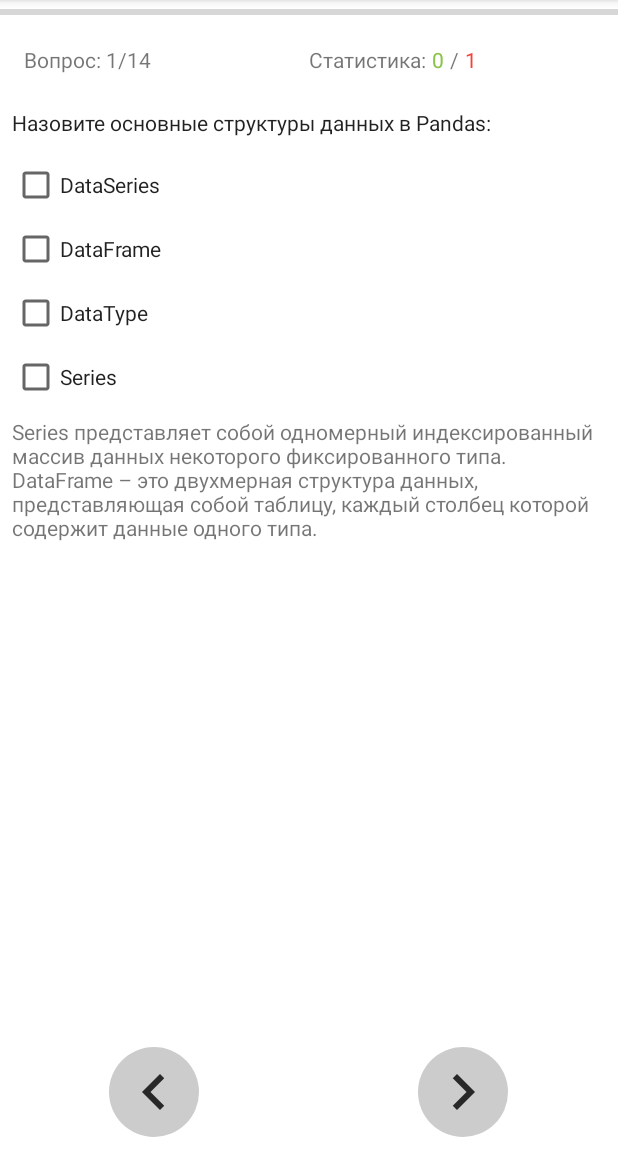
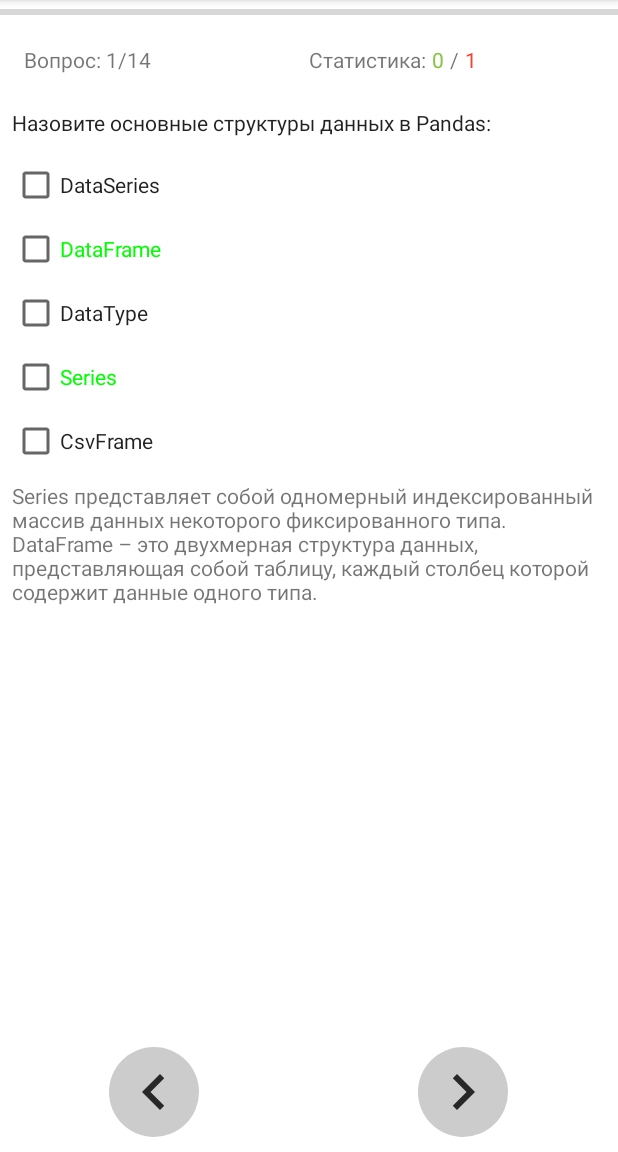
Before and after one commit to balezz/ODScards, an Android app: the QuestFragment screen opened directly, with no data from a screen before it, after a tap on "forward", on a phone screen of 412 x 824 dp, the part 84-1236 px from its top. Run offline under Robolectric (Android 15) with nearby library versions, the phone set to English and light mode, and no system bars.

Commit message:
color answers in red and green

```diff
--- a/app/src/main/assets/OdsQuiz.json
+++ b/app/src/main/assets/OdsQuiz.json
@@ -109,7 +109,7 @@
 [
  {"Choice": "Прогнозирование количественного признака объекта на основании прочих его признаков ", "Right": "0" },
  {"Choice": "Отнесение объекта к одной из категорий на основании его признаков", "Right": "1" },
- {"Choice": "Разбиение множества объектов на группы на основании признаков этих объектов так, чтобы внутри групп объекты были похожи между собой, а вне одной группы – менее похожи", "Right": "1" },
+ {"Choice": "Разбиение множества объектов на группы на основании признаков этих объектов так, чтобы внутри групп объекты были похожи между собой, а вне одной группы – менее похожи", "Right": "0" },
  {"Choice": "Поиск объектов, непохожих на все остальные в выборке, либо на какую-то группу объектов", "Right": "0" }
 ]
 },
--- a/app/src/main/java/ru/balezz/odsquiz/controllers/QuestFragment.java
+++ b/app/src/main/java/ru/balezz/odsquiz/controllers/QuestFragment.java
@@ -1,7 +1,6 @@
 package ru.balezz.odsquiz.controllers;
 
-import android.content.Context;
-import android.content.SharedPreferences;
+import android.graphics.Color;
 import android.os.Bundle;
 import android.util.Log;
 import android.view.ContextThemeWrapper;
@@ -17,7 +16,6 @@ import android.widget.ProgressBar;
 import android.widget.RadioButton;
 import android.widget.RadioGroup;
 import android.widget.TextView;
-import android.widget.Toast;
 
 import androidx.annotation.NonNull;
 import androidx.annotation.Nullable;
@@ -55,9 +53,8 @@ public class QuestFragment extends Fragment {
     public void onCreate(@Nullable Bundle savedInstanceState) {
         super.onCreate(savedInstanceState);
         // todo move to background task
+        mQuestSession = QuestSession.getInstance(getActivity());
         mQuests = QuestsLab.getInstance(getActivity()).getQuests();
-        mQuestSession = QuestSession.getInstance(getActivity());
-        mQuestSession.setQuests(mQuests);
         mQuestId = mQuestSession.getCurrentId();
         Log.d(TAG, "onCreate: mQuestId" + mQuestId);
         mQuestSession.setCurrentId(mQuestId);
@@ -83,8 +80,9 @@ public class QuestFragment extends Fragment {
         mForwardButton.setOnClickListener(v1 -> {
             if (!mQuestSession.isQuestAnswered(mQuestId)){
                 mQuestLayout.addView(getExplanationView());
+                updateStatistic(checkAnswerIsRight());
                 mQuestSession.setQuestIsAnswered(mQuestId);
-                updateStatistic(mQuestSession.checkAnswerIsRight(mQuestId));
+                updateUI();
                 return;
             }
             if (mQuestId < mQuests.size() - 1) {
@@ -101,8 +99,12 @@ public class QuestFragment extends Fragment {
             }
         });
         updateUI();
+        return v;
+    }
 
-        return v;
+    private boolean checkAnswerIsRight() {
+        return mQuestSession.getUserChecksBitset(mQuestId)
+                .equals(mQuest.getRightAnswers());
     }
 
     @Override
@@ -121,6 +123,7 @@ public class QuestFragment extends Fragment {
     }
 
     private void updateUI() {
+        Log.d(TAG, "updateUI: quest is answered: " + mQuestSession.isQuestAnswered(mQuestId));
         mProgressBar.setProgress(mQuestId);
         updateStatisticViews();
         mQuestLayout.removeAllViews();
@@ -183,21 +186,34 @@ public class QuestFragment extends Fragment {
         LinearLayout choiceLayout = new LinearLayout(getActivity());
         choiceLayout.setOrientation(LinearLayout.HORIZONTAL);
         choiceLayout.setPadding(0, 8, 0, 8);
+
         final CheckBox checkBox = new CheckBox(getActivity());
-        checkBox.setChecked(mQuestSession.getUserCheck(mQuestId, index));
+        checkBox.setChecked(mQuestSession.isUserCheckChoice(mQuestId, index));
         checkBox.setOnCheckedChangeListener(
                 (buttonView, isChecked) -> mQuestSession.toggleUserCheck(mQuestId, index));
         choiceLayout.addView(checkBox);
+
         TextView textAnswer = new TextView(
                 new ContextThemeWrapper(getActivity(), R.style.QuestText),
                 null, 0);
         textAnswer.setPadding(0, 8, 0, 8);
+        setColor(textAnswer, index);
+
         String choiceString = mQuest.getChoices().get(index);
-        Log.d(TAG, "getCheckView: " + choiceString);
         textAnswer.setText(choiceString);
         choiceLayout.addView(textAnswer);
         choiceLayout.setOnClickListener(v -> checkBox.toggle());
         return choiceLayout;
+    }
+
+    private void setColor(TextView textAnswer, int choiceId) {
+        if (mQuestSession.isQuestAnswered(mQuestId)) {
+            if (mQuestSession.isUserCheckChoice(mQuestId, choiceId))
+                textAnswer.setTextColor(Color.RED);
+            if (mQuest.getRightAnswers().get(choiceId))
+                textAnswer.setTextColor(Color.GREEN);
+        }
+
     }
 
     private void updateStatisticViews() {
--- a/app/src/main/java/ru/balezz/odsquiz/models/Quest.java
+++ b/app/src/main/java/ru/balezz/odsquiz/models/Quest.java
@@ -43,7 +43,7 @@ public class Quest {
     }
 
     public int getChoiceCount() {
-        return mChoices.size() - 1;
+        return mChoices.size();
     }
 
     public void setChoices(List<String> choices) {
--- a/app/src/main/java/ru/balezz/odsquiz/models/QuestSession.java
+++ b/app/src/main/java/ru/balezz/odsquiz/models/QuestSession.java
@@ -14,11 +14,12 @@ import java.util.ArrayList;
 import java.util.BitSet;
 import java.util.List;
 
+import ru.balezz.odsquiz.utils.QuestsLab;
+
 public class QuestSession implements Serializable {
     private transient static final String SESSION_BACKUP = "QuestSession.save";
     private transient static final String TAG = "QuestSession";
     private transient static QuestSession ourInstance;
-    private transient List<Quest> mQuests;
     private List<BitSet> mUserChecks;
     private boolean[] mQuestIsAnswered;
     private int mCurrentId;
@@ -27,22 +28,23 @@ public class QuestSession implements Serializable {
     private int mTotalLength;
 
     public static QuestSession getInstance(Activity activity) {
+        int totalLength = QuestsLab.getInstance(activity)
+                .getQuests().size();
         if (ourInstance == null) {
             if (!loadSession(activity)){
-                ourInstance = new QuestSession();
+                ourInstance = new QuestSession(totalLength);
             }
         }
         return ourInstance;
     }
 
-    public void setQuests(List<Quest> quests){
-        mQuests = quests;
-        mQuestIsAnswered = new boolean[quests.size()];
-        mUserChecks = new ArrayList<>(quests.size());
-        for (int i = 0; i < quests.size(); i++) {
+    public QuestSession(int totalLength) {
+        mTotalLength = totalLength;
+        mQuestIsAnswered = new boolean[totalLength];
+        mUserChecks = new ArrayList<>(totalLength);
+        for (int i = 0; i < totalLength; i++) {
             mUserChecks.add(new BitSet());
         }
-        mTotalLength = quests.size();
     }
 
     public int getCurrentId() {
@@ -53,8 +55,12 @@ public class QuestSession implements Serializable {
         mCurrentId = currentId;
     }
 
-    public boolean getUserCheck(int questId, int index) {
-        return mUserChecks.get(questId).get(index);
+    public boolean isUserCheckChoice(int questId, int choiceId) {
+        return mUserChecks.get(questId).get(choiceId);
+    }
+
+    public BitSet getUserChecksBitset(int questId) {
+        return mUserChecks.get(questId);
     }
 
     public void toggleUserCheck(int questId, int index) {
@@ -74,13 +80,6 @@ public class QuestSession implements Serializable {
 
     public boolean isQuestAnswered(int questId) {
         return mQuestIsAnswered[questId];
-    }
-
-    public boolean checkAnswerIsRight(int questId) {
-        BitSet rightAnswers = mQuests.get(questId).getRightAnswers();
-        Log.d(TAG, "checkAnswerIsRight: rightAnswers: " + rightAnswers.toString());
-        Log.d(TAG, "checkAnswerIsRight: checkedAnswers: " + mUserChecks.get(questId).toString());
-        return mUserChecks.get(questId).equals(rightAnswers);
     }
 
     public void incrementWrong() {
```
